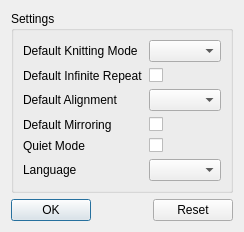
The window that src/main/python/ayab/ayab_prefs_gui.ui (AllYarnsAreBeautiful/ayab-desktop) describes before a commit, drawn with Qt 5.
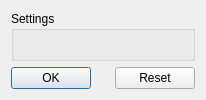
The same window after the commit.

Commit message:
Renamed AyabImage to AyabPattern, in preparation for new AyabImage class.
        Created AyabImage class as container for Scene.image and image action methods.

        Defined KnitProgress as subclass of QScrollArea.

        Renamed signal classes to AyabObserver and AyabObservable, after observer
        pattern, with Observable class used by inheritance rather than composition.

        Defined Scene as subclass of QGraphicsView.

        Subsumed Progress class into ProgressBar.

        Renamed states in finite state machine.

```diff
--- a/src/main/python/ayab/ayab_prefs_gui.ui
+++ b/src/main/python/ayab/ayab_prefs_gui.ui
@@ -17,71 +17,6 @@
      <property name="title">
       <string>Settings</string>
      </property>
-     <layout class="QGridLayout" name="prefs_form">
-      <item row="0" column="0">
-       <widget class="QLabel" name="default_knitting_mode_label">
-        <property name="text">
-         <string>Default Knitting Mode</string>
-        </property>
-       </widget>
-      </item>
-      <item row="0" column="1">
-       <widget class="QComboBox" name="default_knitting_mode_box">
-       </widget>
-      </item>
-      <item row="1" column="0">
-       <widget class="QLabel" name="default_infinite_repeat_label">
-        <property name="text">
-         <string>Default Infinite Repeat</string>
-        </property>
-       </widget>
-      </item>
-      <item row="1" column="1">
-       <widget class="QCheckBox" name="default_infinite_repeat_checkbox"/>
-      </item>
-      <item row="2" column="0">
-       <widget class="QLabel" name="default_alignment_label">
-        <property name="text">
-         <string>Default Alignment</string>
-        </property>
-       </widget>
-      </item>
-      <item row="2" column="1">
-       <widget class="QComboBox" name="default_alignment_box">
-       </widget>
-      </item>
-      <item row="3" column="0">
-       <widget class="QLabel" name="automatic_mirroring_label">
-        <property name="text">
-         <string>Default Mirroring</string>
-        </property>
-       </widget>
-      </item>
-      <item row="3" column="1">
-       <widget class="QCheckBox" name="automatic_mirroring_checkbox"/>
-      </item>
-      <item row="4" column="0">
-       <widget class="QLabel" name="quiet_mode_label">
-        <property name="text">
-         <string>Quiet Mode</string>
-        </property>
-       </widget>
-      </item>
-      <item row="4" column="1">
-       <widget class="QCheckBox" name="quiet_mode_checkbox"/>
-      </item>
-      <item row="5" column="0">
-       <widget class="QLabel" name="language_label">
-        <property name="text">
-         <string>Language</string>
-        </property>
-       </widget>
-      </item>
-      <item row="5" column="1">
-       <widget class="QComboBox" name="language_box">
-       </widget>
-      </item>
-     </layout>
     </widget>
    </item>
    <item row="1" column="0" rowspan="1" colspan="1">
```
Left out of the diff: 6 changed lines with no effect on the pictures. The commit also changes 31 other files.
